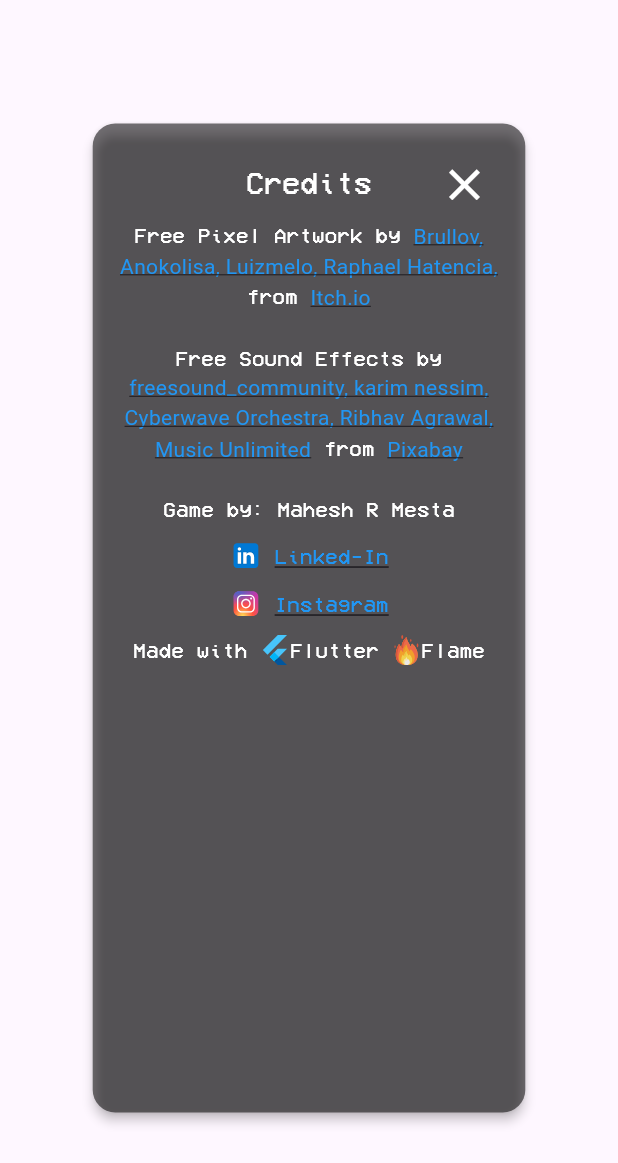
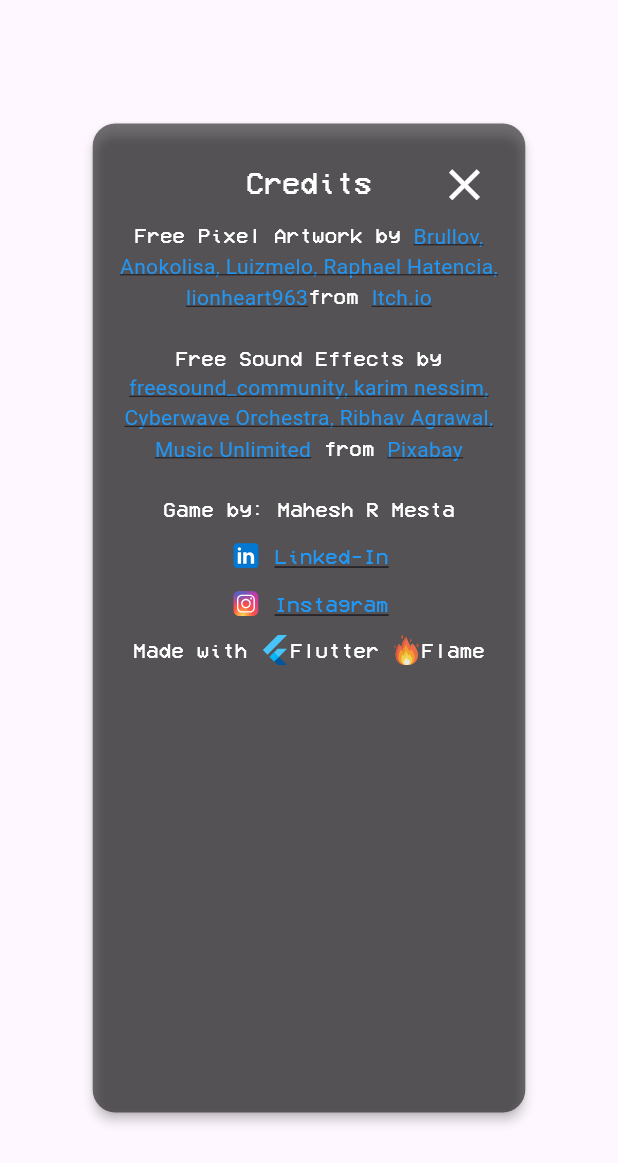
Before and after one commit to Mahesh-R-Mesta/arise-game, a Flutter app: the InfoPopup widget shown alone on an empty page, opened directly, on a phone screen of 412 x 824 dp. Shown: the top 1163 px of the screen. Run offline on Flutter 3.47's test engine with Material 3 defaults, Android fonts, the phone set to English and light mode, and no system bars; our stand-ins replace audioplayers, connectivity_plus, device_info_plus, firebase_core, firebase_database, flutter_bloc and 5 more; missing offline and left inert: flame, flame_behaviors, flame_tiled, leap; accounts and stored records are empty.

Commit message:
adding credits

```diff
--- a/lib/screen/info_popup.dart
+++ b/lib/screen/info_popup.dart
@@ -49,6 +49,7 @@ class InfoPopup extends StatelessWidget {
                       (text: "Anokolisa, ", link: "https://anokolisa.itch.io/"),
                       (text: "Luizmelo, ", link: "https://luizmelo.itch.io/"),
                       (text: "Raphael Hatencia, ", link: "https://ragnapixel.itch.io/"),
+                      (text: "lionheart963", link: "https://lionheart963.itch.io/wizard"),
                       (text: "from ", link: null),
                       (text: "Itch.io", link: "https://itch.io/game-assets/free")
                     ]),
```
